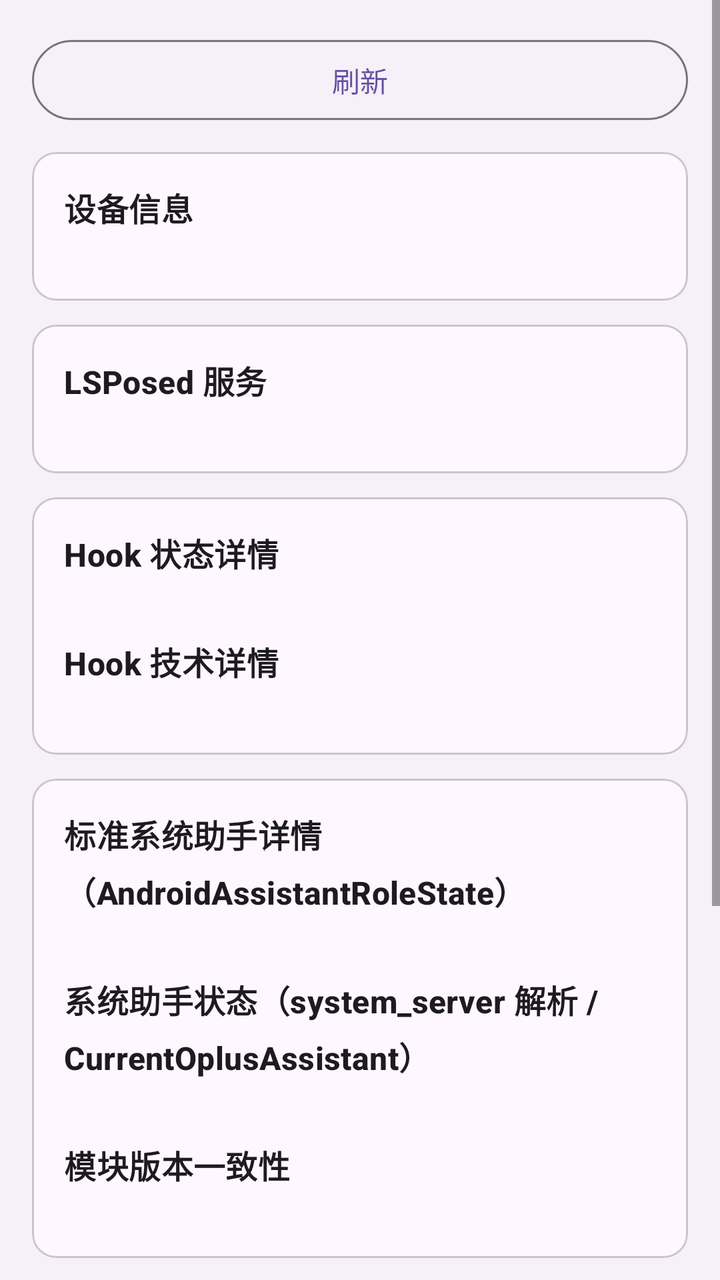
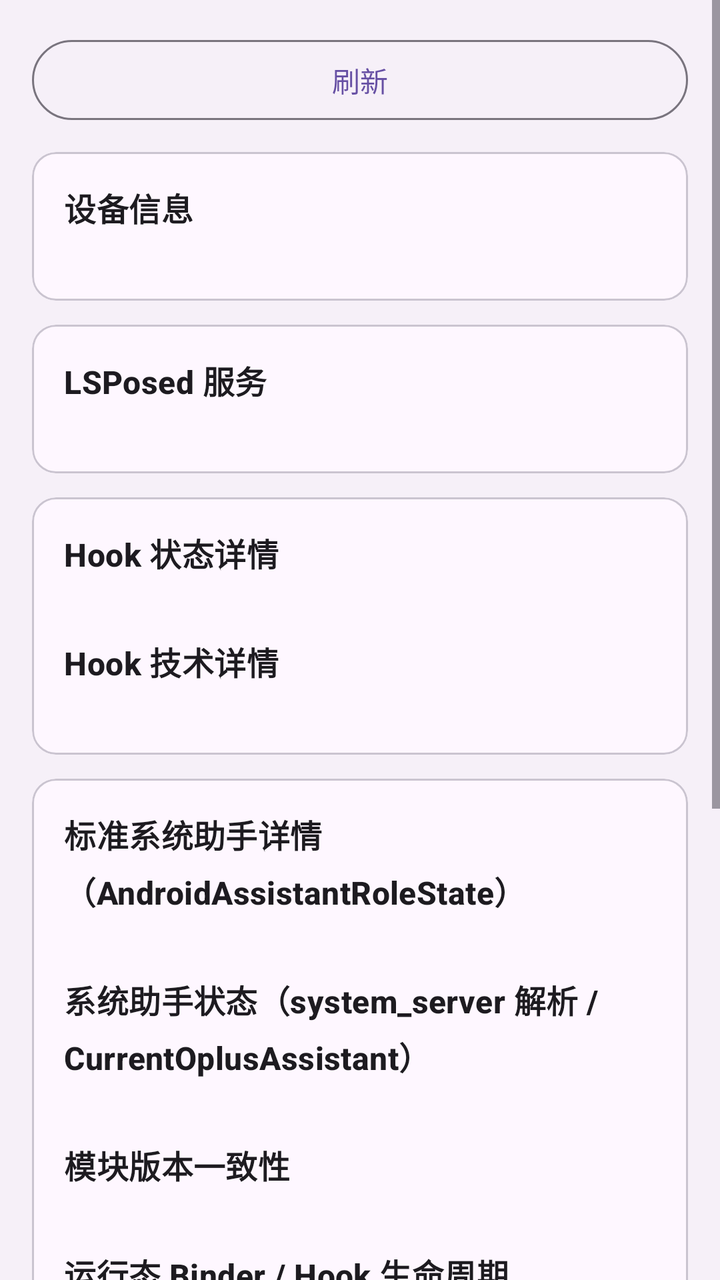

An Android layout rendered at two revisions. The XML below is the earlier revision; the diff shows what the commit changed to produce the second picture.
<!-- AndroidManifest.xml: application theme Theme.Ouhuan -->
<!-- res/layout/activity_diagnostics.xml -->
<?xml version="1.0" encoding="utf-8"?>
<ScrollView xmlns:android="http://schemas.android.com/apk/res/android"
    android:layout_width="match_parent"
    android:layout_height="match_parent">

    <LinearLayout
        android:layout_width="match_parent"
        android:layout_height="wrap_content"
        android:orientation="vertical"
        android:padding="16dp">

        <com.google.android.material.button.MaterialButton
            android:id="@+id/btnRefresh"
            style="@style/Widget.Material3.Button.OutlinedButton"
            android:layout_width="match_parent"
            android:layout_height="wrap_content"
            android:layout_marginBottom="12dp"
            android:text="@string/btn_refresh" />

        <com.google.android.material.card.MaterialCardView
            android:layout_width="match_parent"
            android:layout_height="wrap_content"
            android:layout_marginBottom="12dp">

            <LinearLayout
                android:layout_width="match_parent"
                android:layout_height="wrap_content"
                android:orientation="vertical"
                android:padding="16dp">

                <TextView
                    style="@style/SectionTitle"
                    android:layout_width="wrap_content"
                    android:layout_height="wrap_content"
                    android:text="@string/diagnostics_device" />

                <TextView
                    android:id="@+id/tvDevice"
                    android:layout_width="match_parent"
                    android:layout_height="wrap_content"
                    android:textIsSelectable="true" />
            </LinearLayout>
        </com.google.android.material.card.MaterialCardView>

        <com.google.android.material.card.MaterialCardView
            android:layout_width="match_parent"
            android:layout_height="wrap_content"
            android:layout_marginBottom="12dp">

            <LinearLayout
                android:layout_width="match_parent"
                android:layout_height="wrap_content"
                android:orientation="vertical"
                android:padding="16dp">

                <TextView
                    style="@style/SectionTitle"
                    android:layout_width="wrap_content"
                    android:layout_height="wrap_content"
                    android:text="@string/diagnostics_service" />

                <TextView
                    android:id="@+id/tvService"
                    android:layout_width="match_parent"
                    android:layout_height="wrap_content"
                    android:textIsSelectable="true" />
            </LinearLayout>
        </com.google.android.material.card.MaterialCardView>

        <com.google.android.material.card.MaterialCardView
            android:layout_width="match_parent"
            android:layout_height="wrap_content"
            android:layout_marginBottom="12dp">

            <LinearLayout
                android:layout_width="match_parent"
                android:layout_height="wrap_content"
                android:orientation="vertical"
                android:padding="16dp">

                <TextView
                    style="@style/SectionTitle"
                    android:layout_width="wrap_content"
                    android:layout_height="wrap_content"
                    android:text="@string/diagnostics_hook" />

                <TextView
                    android:id="@+id/tvHook"
                    android:layout_width="match_parent"
                    android:layout_height="wrap_content"
                    android:textIsSelectable="true" />

                <TextView
                    style="@style/SectionTitle"
                    android:layout_width="wrap_content"
                    android:layout_height="wrap_content"
                    android:layout_marginTop="12dp"
                    android:text="@string/diagnostics_hook_tech" />

                <TextView
                    android:id="@+id/tvHookTech"
                    android:layout_width="match_parent"
                    android:layout_height="wrap_content"
                    android:textIsSelectable="true" />
            </LinearLayout>
        </com.google.android.material.card.MaterialCardView>

        <com.google.android.material.card.MaterialCardView
            android:layout_width="match_parent"
            android:layout_height="wrap_content"
            android:layout_marginBottom="12dp">

            <LinearLayout
                android:layout_width="match_parent"
                android:layout_height="wrap_content"
                android:orientation="vertical"
                android:padding="16dp">

                <TextView
                    style="@style/SectionTitle"
                    android:layout_width="wrap_content"
                    android:layout_height="wrap_content"
                    android:text="@string/diagnostics_assistant_detail" />

                <TextView
                    android:id="@+id/tvAssistantDetail"
                    android:layout_width="match_parent"
                    android:layout_height="wrap_content"
                    android:textIsSelectable="true" />

                <TextView
                    style="@style/SectionTitle"
                    android:layout_width="wrap_content"
                    android:layout_height="wrap_content"
                    android:layout_marginTop="12dp"
                    android:text="@string/diagnostics_system_server_state" />

                <TextView
                    android:id="@+id/tvSystemServer"
                    android:layout_width="match_parent"
                    android:layout_height="wrap_content"
                    android:textIsSelectable="true" />

                <TextView
                    style="@style/SectionTitle"
                    android:layout_width="wrap_content"
                    android:layout_height="wrap_content"
                    android:layout_marginTop="12dp"
                    android:text="@string/diagnostics_module_version" />

                <TextView
                    android:id="@+id/tvModuleVersion"
                    android:layout_width="match_parent"
                    android:layout_height="wrap_content"
                    android:textIsSelectable="true" />
            </LinearLayout>
        </com.google.android.material.card.MaterialCardView>

        <com.google.android.material.card.MaterialCardView
            android:layout_width="match_parent"
            android:layout_height="wrap_content"
            android:layout_marginBottom="12dp">

            <LinearLayout
                android:layout_width="match_parent"
                android:layout_height="wrap_content"
                android:orientation="vertical"
                android:padding="16dp">

                <TextView
                    style="@style/SectionTitle"
                    android:layout_width="wrap_content"
                    android:layout_height="wrap_content"
                    android:text="@string/diagnostics_candidates" />

                <TextView
                    android:id="@+id/tvCandidates"
                    android:layout_width="match_parent"
                    android:layout_height="wrap_content"
                    android:textIsSelectable="true" />
            </LinearLayout>
        </com.google.android.material.card.MaterialCardView>

        <com.google.android.material.card.MaterialCardView
            android:layout_width="match_parent"
            android:layout_height="wrap_content"
            android:layout_marginBottom="12dp">

            <LinearLayout
                android:layout_width="match_parent"
                android:layout_height="wrap_content"
                android:orientation="vertical"
                android:padding="16dp">

                <TextView
                    style="@style/SectionTitle"
                    android:layout_width="wrap_content"
                    android:layout_height="wrap_content"
                    android:text="@string/diagnostics_selection_detail" />

                <TextView
                    android:id="@+id/tvSelection"
                    android:layout_width="match_parent"
                    android:layout_height="wrap_content"
                    android:textIsSelectable="true" />
            </LinearLayout>
        </com.google.android.material.card.MaterialCardView>

        <com.google.android.material.card.MaterialCardView
            android:layout_width="match_parent"
            android:layout_height="wrap_content">

            <LinearLayout
                android:layout_width="match_parent"
                android:layout_height="wrap_content"
                android:orientation="vertical"
                android:padding="16dp">

                <TextView
                    style="@style/SectionTitle"
                    android:layout_width="wrap_content"
                    android:layout_height="wrap_content"
                    android:text="@string/diagnostics_stats" />

                <TextView
                    android:id="@+id/tvStats"
                    android:layout_width="match_parent"
                    android:layout_height="wrap_content"
                    android:textIsSelectable="true" />
            </LinearLayout>
        </com.google.android.material.card.MaterialCardView>
    </LinearLayout>
</ScrollView>
<!-- resources referenced by this layout -->
<resources>
  <string name="btn_refresh">刷新</string>
  <string name="diagnostics_assistant_detail">标准系统助手详情（AndroidAssistantRoleState）</string>
  <string name="diagnostics_candidates">助手候选与资格来源</string>
  <string name="diagnostics_device">设备信息</string>
  <string name="diagnostics_hook">Hook 状态详情</string>
  <string name="diagnostics_hook_tech">Hook 技术详情</string>
  <string name="diagnostics_module_version">模块版本一致性</string>
  <string name="diagnostics_selection_detail">选择详情</string>
  <string name="diagnostics_service">LSPosed 服务</string>
  <string name="diagnostics_stats">日志统计</string>
  <string name="diagnostics_system_server_state">系统助手状态（system_server 解析 / CurrentOplusAssistant）</string>
  <style name="SectionTitle" parent="TextAppearance.Material3.TitleMedium">
          <item name="android:textStyle">bold</item>
      </style>
  <style name="Theme.Ouhuan" parent="Theme.Material3.DayNight">
          <item name="android:windowBackground">@color/ouhuan_bg</item>
      </style>
  <color name="ouhuan_bg">#F6F0F8</color>
</resources>

<!-- the commit's change to res/layout/activity_diagnostics.xml (unified diff, before → after) -->
@@ -153,6 +153,32 @@
                     android:layout_width="match_parent"
                     android:layout_height="wrap_content"
                     android:textIsSelectable="true" />
+
+                <TextView
+                    style="@style/SectionTitle"
+                    android:layout_width="wrap_content"
+                    android:layout_height="wrap_content"
+                    android:layout_marginTop="12dp"
+                    android:text="@string/diagnostics_runtime_status" />
+
+                <TextView
+                    android:id="@+id/tvRuntimeStatus"
+                    android:layout_width="match_parent"
+                    android:layout_height="wrap_content"
+                    android:textIsSelectable="true" />
+
+                <TextView
+                    style="@style/SectionTitle"
+                    android:layout_width="wrap_content"
+                    android:layout_height="wrap_content"
+                    android:layout_marginTop="12dp"
+                    android:text="@string/diagnostics_config_state" />
+
+                <TextView
+                    android:id="@+id/tvConfigState"
+                    android:layout_width="match_parent"
+                    android:layout_height="wrap_content"
+                    android:textIsSelectable="true" />
             </LinearLayout>
         </com.google.android.material.card.MaterialCardView>
 
<!-- resource entries referenced after the edit -->
@@ -3,10 +3,12 @@
   <string name="btn_refresh">刷新</string>
   <string name="diagnostics_assistant_detail">标准系统助手详情（AndroidAssistantRoleState）</string>
   <string name="diagnostics_candidates">助手候选与资格来源</string>
+  <string name="diagnostics_config_state">配置同步状态</string>
   <string name="diagnostics_device">设备信息</string>
   <string name="diagnostics_hook">Hook 状态详情</string>
   <string name="diagnostics_hook_tech">Hook 技术详情</string>
   <string name="diagnostics_module_version">模块版本一致性</string>
+  <string name="diagnostics_runtime_status">运行态 Binder / Hook 生命周期</string>
   <string name="diagnostics_selection_detail">选择详情</string>
   <string name="diagnostics_service">LSPosed 服务</string>
   <string name="diagnostics_stats">日志统计</string>
